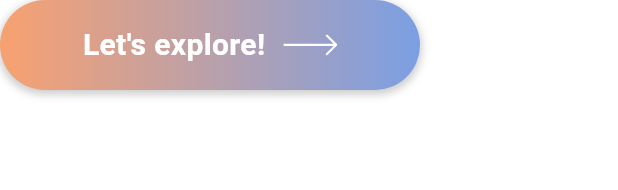
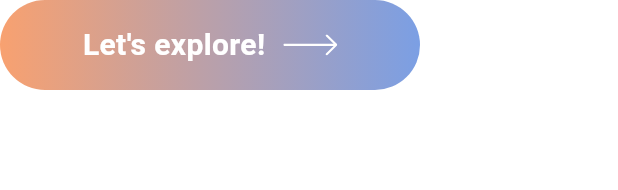
Before and after one commit to Artventuria/front, a Flutter app: the ExploreButton widget shown alone on an empty page, opened directly, on a phone screen of 412 x 824 dp. Shown: the top 190 px of the screen. Run offline on Flutter 3.47's test engine with Material 3 defaults, Android fonts, the phone set to English and light mode, and no system bars; our stand-ins replace auto_size_text, flutter_svg, google_fonts; missing offline and left inert: model_viewer_plus.

Commit message:
refactor: remove box shadow from ExploreButton widget

```diff
--- a/lib/widgets/landing/explore_button_widget.dart
+++ b/lib/widgets/landing/explore_button_widget.dart
@@ -25,14 +25,6 @@ class ExploreButton extends StatelessWidget {
           ],
         ),
         borderRadius: BorderRadius.circular(30.0),
-        boxShadow: [
-          BoxShadow(
-            color: Colors.black.withValues(alpha: 0.2),
-            spreadRadius: 1,
-            blurRadius: 4,
-            offset: const Offset(0, 2),
-          ),
-        ],
       ),
       child: Material(
         color: Colors.transparent,
```
